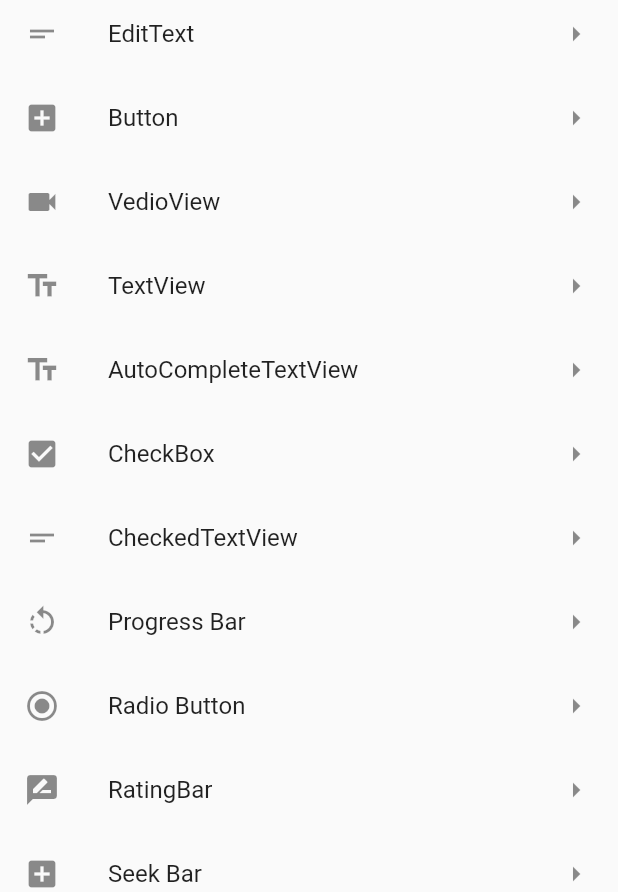
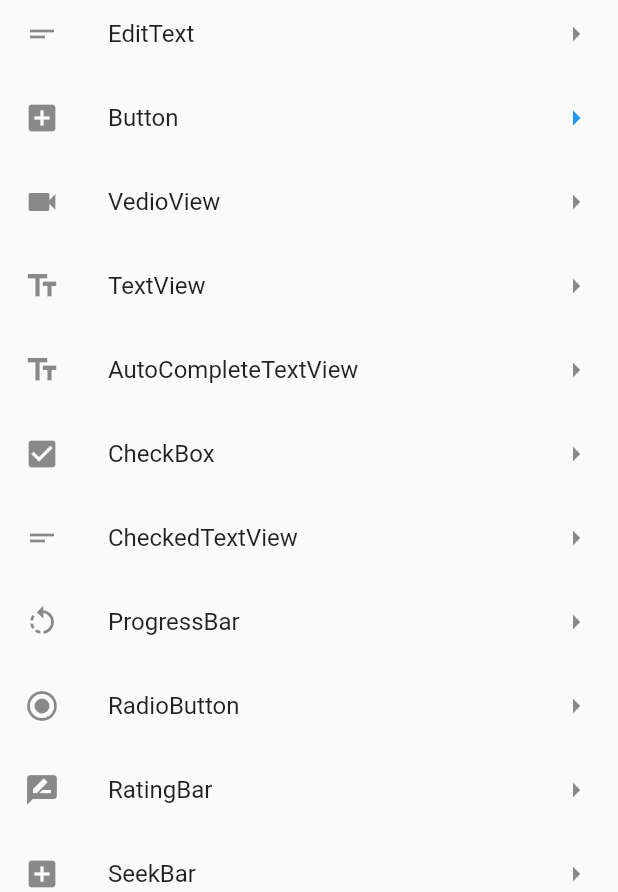
Before and after one commit to AthulKrishna14310/flutter_app, a Flutter app: the screen it shows after launch, on a phone screen of 412 x 824 dp. Shown: the part 344-1236 px from the top of the screen. Run offline on Flutter 3.47's test engine with Material 2 defaults, Android fonts, the phone set to English and light mode, and no system bars.

Commit message:
Commit 3

```diff
--- a/lib/UI/MyListTile.dart
+++ b/lib/UI/MyListTile.dart
@@ -1,10 +1,10 @@
 import 'package:flutter/material.dart';
 
 class MyListTile{
-
   ListTile _listTileButton=new ListTile(
     leading: Icon(Icons.add_box),
-    trailing: Icon(Icons.arrow_right),
+    trailing: Icon(Icons.arrow_right,color: Colors.blue),
+
     title: Text("Button"),
   );
 
@@ -43,7 +43,7 @@ class MyListTile{
   ListTile _listTileRadioButton=new ListTile(
     leading: Icon(Icons.radio_button_checked),
     trailing: Icon(Icons.arrow_right),
-    title: Text("Radio Button"),
+    title: Text("RadioButton"),
   );
   ListTile _listTileCheckBox=new ListTile(
     leading: Icon(Icons.check_box),
@@ -58,12 +58,12 @@ class MyListTile{
   ListTile _listTileProgressBar=new ListTile(
     leading: Icon(Icons.rotate_left),
     trailing: Icon(Icons.arrow_right),
-    title: Text("Progress Bar"),
+    title: Text("ProgressBar"),
   );
   ListTile _listTileSeekBar=new ListTile(
     leading: Icon(Icons.add_box),
     trailing: Icon(Icons.arrow_right),
-    title: Text("Seek Bar"),
+    title: Text("SeekBar"),
   );
   ListTile _listTileSwitch=new ListTile(
     leading: Icon(Icons.add_box),
@@ -80,34 +80,125 @@ class MyListTile{
     trailing: Icon(Icons.arrow_right),
     title: Text("AutoCompleteTextView"),
   );
+
   ListTile _listTileCheckedTextView=new ListTile(
     leading: Icon(Icons.short_text),
     trailing: Icon(Icons.arrow_right),
     title: Text("CheckedTextView"),
   );
-/*  ListTile _listTileTextSwitcher;
-  ListTile _listTileImageSwitcher;
-  ListTile _listTileAdaptViewFlipper;
-  ListTile _listTileDatePicker;
-  ListTile _listTileTimePicker;
-  ListTile _listTileChronometer;
-  ListTile _listTileToast;
-  ListTile _listTilePositionToast;
-  ListTile _listTileCustomToast;
-  ListTile _listTileListView;
-  ListTile _listTileCustomListView;
-  ListTile _listTileExpandableListView;
-  ListTile _listTileGridView;
-  ListTile _listTileWebView;
-  ListTile _listTileSearchView;
-  ListTile _listTileTextClock;
-  ListTile _listTileTextInputEditText;
-  ListTile _listTileFloatingActionButton;
-  ListTile _listTileSnackBar;
-  ListTile _listTileBottomNavigation;
-  ListTile _listTileBottomSheets;
-  ListTile _listTileNavigationDrawers;
-*/
+
+
+  ListTile _listTileTextSwitcher=new ListTile(
+    leading: Icon(Icons.text_fields),
+    trailing: Icon(Icons.arrow_right),
+    title: Text("TextSwitcher"),
+  );
+  ListTile _listTileImageSwitcher=new ListTile(
+    leading: Icon(Icons.image),
+    trailing: Icon(Icons.arrow_right),
+    title: Text("ImageSwitcher"),
+  );
+  ListTile _listTileAdaptViewFlipper=new ListTile(
+    leading: Icon(Icons.image),
+    trailing: Icon(Icons.arrow_right),
+    title: Text("ViewFlipper"),
+  );
+  ListTile _listTileDatePicker=new ListTile(
+    leading: Icon(Icons.calendar_today),
+    trailing: Icon(Icons.arrow_right),
+    title: Text("DatePicker"),
+  );
+  ListTile _listTileTimePicker=new ListTile(
+    leading: Icon(Icons.av_timer),
+    trailing: Icon(Icons.arrow_right),
+    title: Text("TimePicker"),
+  );
+  ListTile _listTileChronometer=new ListTile(
+    leading: Icon(Icons.timer),
+    trailing: Icon(Icons.arrow_right),
+    title: Text("TextSwitcher"),
+  );
+  ListTile _listTileToast=new ListTile(
+    leading: Icon(Icons.short_text),
+    trailing: Icon(Icons.arrow_right),
+    title: Text("Toast"),
+  );
+  ListTile _listTilePositionToast=new ListTile(
+    leading: Icon(Icons.short_text),
+    trailing: Icon(Icons.arrow_right),
+    title: Text("PositionToast"),
+  );
+  ListTile _listTileCustomToast=new ListTile(
+    leading: Icon(Icons.image),
+    trailing: Icon(Icons.arrow_right),
+    title: Text("CustomToast"),
+  );
+  ListTile _listTileListView=new ListTile(
+    leading: Icon(Icons.list),
+    trailing: Icon(Icons.arrow_right),
+    title: Text("ListView"),
+  );
+  ListTile _listTileCustomListView=new ListTile(
+    leading: Icon(Icons.view_list),
+    trailing: Icon(Icons.arrow_right),
+    title: Text("CustomListView "),
+  );
+  ListTile _listTileExpandableListView=new ListTile(
+    leading: Icon(Icons.view_list),
+    trailing: Icon(Icons.arrow_right),
+    title: Text("ExpandableListView"),
+  );
+  ListTile _listTileGridView=new ListTile(
+    leading: Icon(Icons.grid_on),
+    trailing: Icon(Icons.arrow_right),
+    title: Text("GridView"),
+  );
+  ListTile _listTileWebView=new ListTile(
+    leading: Icon(Icons.web),
+    trailing: Icon(Icons.arrow_right),
+    title: Text("WebView"),
+  );
+  ListTile _listTileSearchView=new ListTile(
+    leading: Icon(Icons.search),
+    trailing: Icon(Icons.arrow_right),
+    title: Text("SearchView"),
+  );
+  ListTile _listTileTextClock=new ListTile(
+    leading: Icon(Icons.access_time),
+    trailing: Icon(Icons.arrow_right),
+    title: Text("TextClock"),
+  );
+  ListTile _listTileTextInputEditText=new ListTile(
+    leading: Icon(Icons.text_fields),
+    trailing: Icon(Icons.arrow_right),
+    title: Text("EditText"),
+  );
+  ListTile _listTileFloatingActionButton=new ListTile(
+    leading: Icon(Icons.add_circle),
+    trailing: Icon(Icons.arrow_right),
+    title: Text("FloatingActionButton"),
+  );
+  ListTile _listTileSnackBar=new ListTile(
+    leading: Icon(Icons.short_text),
+    trailing: Icon(Icons.arrow_right),
+    title: Text("SnackBar"),
+  );
+  ListTile _listTileBottomNavigation=new ListTile(
+    leading: Icon(Icons.navigation),
+    trailing: Icon(Icons.arrow_right),
+    title: Text("BottomNavigation"),
+  );
+  ListTile _listTileBottomSheets=new ListTile(
+    leading: Icon(Icons.border_bottom),
+    trailing: Icon(Icons.arrow_right),
+    title: Text("BottomSheet"),
+  );
+  ListTile _listTileNavigationDrawers=new ListTile(
+    leading: Icon(Icons.menu),
+    trailing: Icon(Icons.arrow_right),
+    title: Text("NavigationDrawer"),
+  );
+
   ListTile get listTileButton => _listTileButton;
 
   ListTile get listTileTextView => _listTileTextView;
@@ -117,7 +208,8 @@ class MyListTile{
   ListTile get listTileImageView => _listTileImageView;
 
   ListTile get listTileImageButton => _listTileImageButton;
-/*
+
+
   ListTile get listTileNavigationDrawers => _listTileNavigationDrawers;
 
   ListTile get listTileBottomSheets => _listTileBottomSheets;
@@ -161,7 +253,7 @@ class MyListTile{
   ListTile get listTileImageSwitcher => _listTileImageSwitcher;
 
   ListTile get listTileTextSwitcher => _listTileTextSwitcher;
-*/
+
   ListTile get listTileCheckedTextView => _listTileCheckedTextView;
 
 
--- a/lib/UI/MyListView.dart
+++ b/lib/UI/MyListView.dart
@@ -25,7 +25,29 @@ class MyListView {
         myListTile.listTileRatingBar,
         myListTile.listTileSeekBar,
         myListTile.listTileSpinner,
-        myListTile.listTileSwitch
+        myListTile.listTileSwitch,
+        myListTile.listTileAdaptViewFlipper,
+        myListTile.listTileBottomNavigation,
+        myListTile.listTileBottomSheets,
+        myListTile.listTileChronometer,
+        myListTile.listTileCustomListView,
+        myListTile.listTileCustomToast,
+        myListTile.listTileDatePicker,
+        myListTile.listTileExpandableListView,
+        myListTile.listTileFloatingActionButton,
+        myListTile.listTileGridView,
+        myListTile.listTileImageSwitcher,
+        myListTile.listTileListView,
+        myListTile.listTileNavigationDrawers,
+        myListTile.listTilePositionToast,
+        myListTile.listTileSearchView,
+        myListTile.listTileSnackBar,
+        myListTile.listTileTextClock,
+        myListTile.listTileTextInputEditText,
+        myListTile.listTileTextSwitcher,
+        myListTile.listTileTimePicker,
+        myListTile.listTileToast,
+        myListTile.listTileWebView
       ],
     );
 
```
